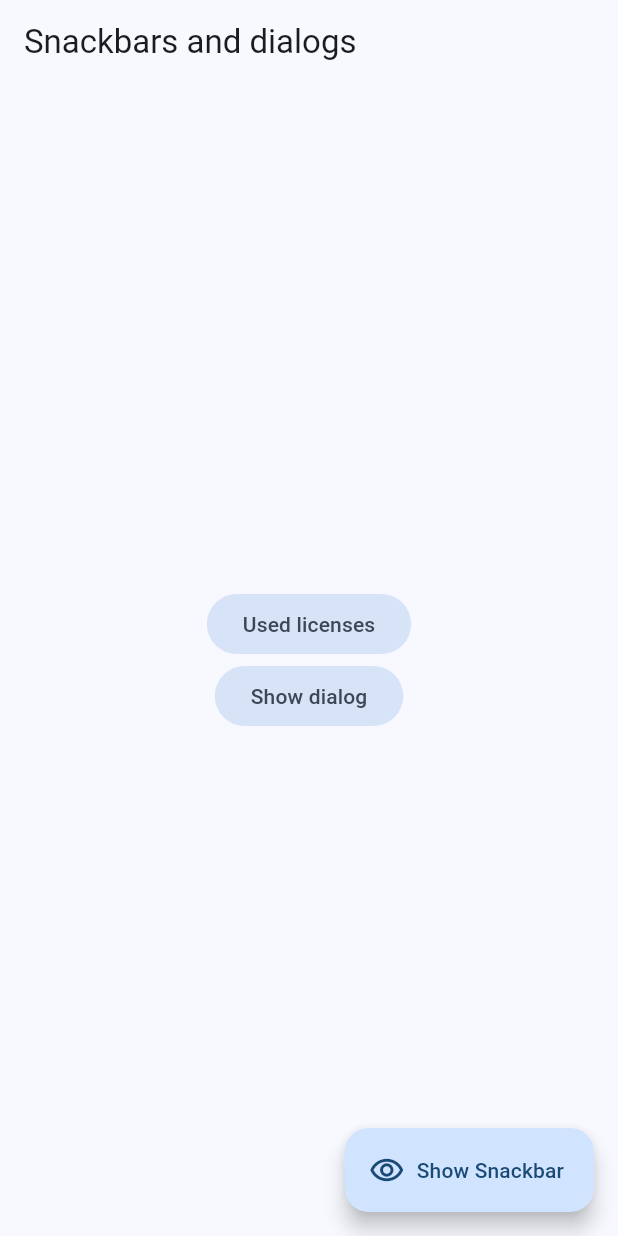
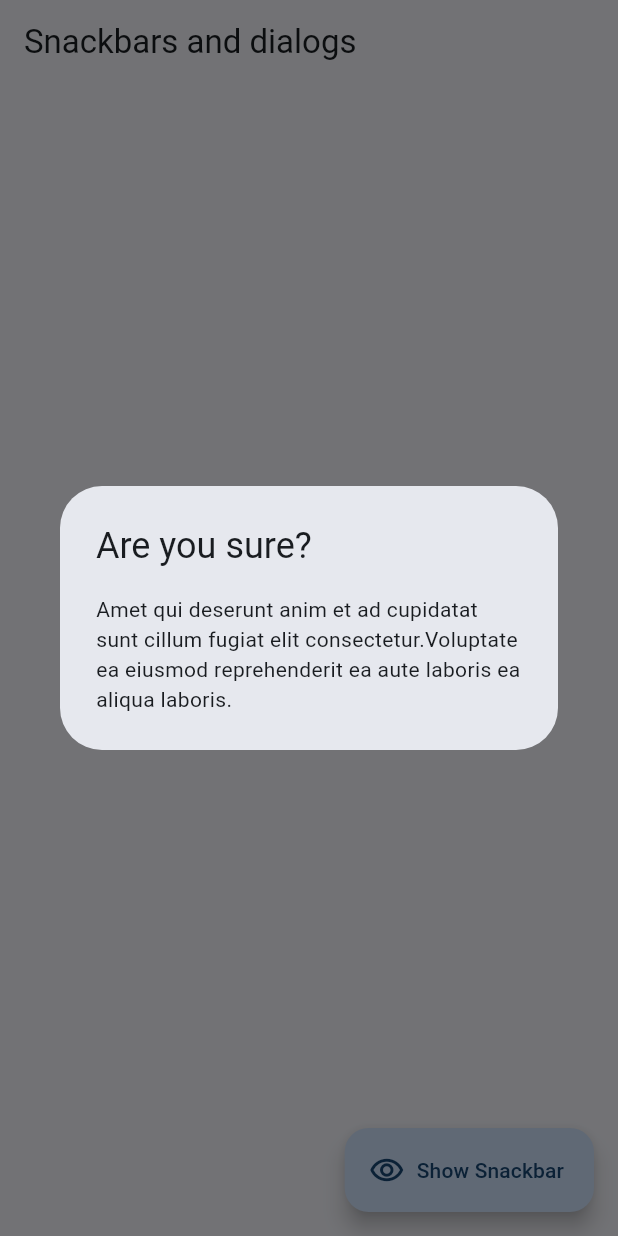
Before and after one commit to Danieruone/widgets-app, a Flutter app: the SnackBarScreen screen opened by its route, after a tap on "Show dialog", on a phone screen of 412 x 824 dp. Run offline on Flutter 3.47's test engine with Material 3 defaults, Android fonts, the phone set to English and light mode, and no system bars; our stand-ins replace go_router.

Commit message:
:sparkles: Add custom dialog

```diff
--- a/lib/presentation/screens/snackbar/snackbar_screen.dart
+++ b/lib/presentation/screens/snackbar/snackbar_screen.dart
@@ -11,6 +11,16 @@ class SnackBarScreen extends StatelessWidget {
       action: SnackBarAction(label: "Ok!", onPressed: () {}),
       duration: const Duration(seconds: 2),
     ));
+  }
+
+  void openDialog(BuildContext context) {
+    showDialog(
+        context: context,
+        builder: (context) => const AlertDialog(
+              title: Text("Are you sure?"),
+              content: Text(
+                  "Amet qui deserunt anim et ad cupidatat sunt cillum fugiat elit consectetur.Voluptate ea eiusmod reprehenderit ea aute laboris ea aliqua laboris."),
+            ));
   }
 
   @override
@@ -32,7 +42,10 @@ class SnackBarScreen extends StatelessWidget {
                 },
                 child: const Text('Used licenses')),
             FilledButton.tonal(
-                onPressed: () {}, child: const Text('Show dialog'))
+                onPressed: () {
+                  return openDialog(context);
+                },
+                child: const Text('Show dialog'))
           ],
         ),
       ),
```
